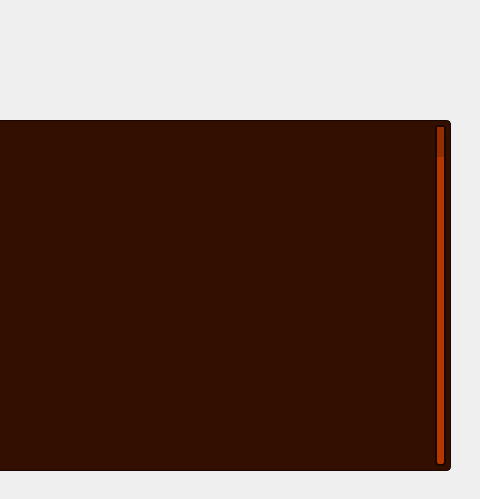
Qt form Viste/VistaVisualizzaClientiAmministratore.ui (GiacomoPrincipi/CineMax) before a commit; both pictures show x 310 to 790 and y 0 to 499 of the 790 by 499 pixel window.
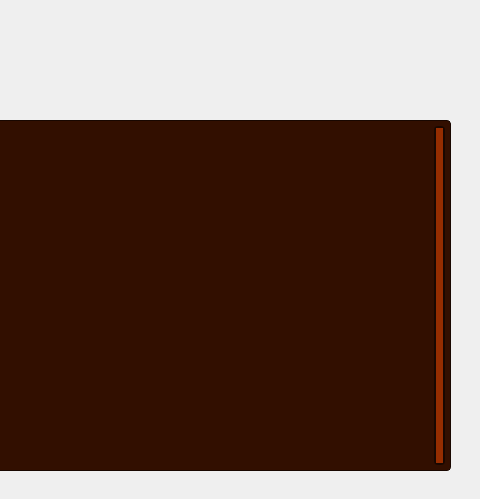
The same form after that commit. Icons and pictures are not drawn. Custom widgets are drawn as their Qt base class.

Patch:
```diff
--- a/Viste/VistaVisualizzaClientiAmministratore.ui
+++ b/Viste/VistaVisualizzaClientiAmministratore.ui
@@ -88,71 +88,6 @@
     <bool>true</bool>
    </property>
   </widget>
-  <widget class="QListView" name="listViewClienti">
-   <property name="geometry">
-    <rect>
-     <x>30</x>
-     <y>120</y>
-     <width>731</width>
-     <height>351</height>
-    </rect>
-   </property>
-   <property name="styleSheet">
-    <string notr="true">QListView {
-        background-color: #320F00;
-    color: #962D00;
-    border: 1px solid #190700;
-    border-radius: 4px;
-        font-size: 11px;
-}
-
-QListView::item:selected {
-    background-color: #C83200;
-    color: #FF3C00;
-}
-
-QListView::item:hover {
-    background-color: #C83200;
-}</string>
-   </property>
-  </widget>
-  <widget class="QScrollBar" name="verticalScrollBarClienti">
-   <property name="geometry">
-    <rect>
-     <x>740</x>
-     <y>120</y>
-     <width>21</width>
-     <height>351</height>
-    </rect>
-   </property>
-   <property name="styleSheet">
-    <string notr="true">QScrollBar:vertical {
-        background: #B43700;
-        border: 2px solid #190700;
-    border-radius: 4px;
-        width: 15px;
-        margin: 5px;
-}
-
-QScrollBar::handle:vertical {
-        background: #962D00;
-        min-height: 20px;
-    border-radius: 4px;
-}
-
-QScrollBar::handle:vertical:hover {
-        background: #C83200;
-}
-
-QScrollBar::add-line:vertical, QScrollBar::sub-line:vertical {
-        background: none;
-        border: none;
-            }</string>
-   </property>
-   <property name="orientation">
-    <enum>Qt::Orientation::Vertical</enum>
-   </property>
-  </widget>
   <widget class="QLabel" name="labelBarra">
    <property name="geometry">
     <rect>
@@ -176,6 +111,119 @@
     <string/>
    </property>
   </widget>
+  <widget class="QTableView" name="tableViewClienti">
+   <property name="geometry">
+    <rect>
+     <x>30</x>
+     <y>120</y>
+     <width>731</width>
+     <height>351</height>
+    </rect>
+   </property>
+   <property name="styleSheet">
+    <string notr="true">QTableView {
+    background-color: #320F00;
+    color: #962D00;
+    border: 1px solid #190700;
+    border-radius: 4px;
+	font-size: 11px;
+}
+
+QTableView:focus {
+    outline: none;
+}
+
+QHeaderView::section {
+    background-color: #5A1A00;
+    color: #C83C00;
+    border: 1px solid #3B0E00;
+	border-left: none;
+    border-right: none;
+	text-align: left;
+    padding: 3px;
+}
+
+QTableView::item {
+	border: 1px solid #190700;
+    border-left: none;
+    border-right: none;
+	border-bottom: none;
+}
+
+QTableView::item:selected {
+    background-color: #C83200;
+    color: #FF3C00;
+}
+
+QTableView QScrollBar:vertical {
+	background: #B43700;
+	border: 2px solid #190700;
+    border-radius: 4px;
+    width: 21px;
+    margin: 5px;
+}
+
+QTableView QScrollBar::handle:vertical {
+	background: #962D00;
+    min-height: 20px;
+    border-radius: 4px;
+}
+
+QTableView QScrollBar::handle:vertical:hover {
+    background: #C83200;
+}
+
+QTableView QScrollBar::add-line:vertical, QScrollBar::sub-line:vertical {
+	background: none;
+    border: none;
+}</string>
+   </property>
+   <property name="verticalScrollBarPolicy">
+    <enum>Qt::ScrollBarPolicy::ScrollBarAlwaysOn</enum>
+   </property>
+   <property name="horizontalScrollBarPolicy">
+    <enum>Qt::ScrollBarPolicy::ScrollBarAlwaysOff</enum>
+   </property>
+   <property name="sizeAdjustPolicy">
+    <enum>QAbstractScrollArea::SizeAdjustPolicy::AdjustToContents</enum>
+   </property>
+   <property name="tabKeyNavigation">
+    <bool>false</bool>
+   </property>
+   <property name="showDropIndicator" stdset="0">
+    <bool>false</bool>
+   </property>
+   <property name="dragDropOverwriteMode">
+    <bool>false</bool>
+   </property>
+   <property name="selectionMode">
+    <enum>QAbstractItemView::SelectionMode::SingleSelection</enum>
+   </property>
+   <property name="selectionBehavior">
+    <enum>QAbstractItemView::SelectionBehavior::SelectRows</enum>
+   </property>
+   <property name="showGrid">
+    <bool>false</bool>
+   </property>
+   <property name="cornerButtonEnabled">
+    <bool>false</bool>
+   </property>
+   <attribute name="horizontalHeaderHighlightSections">
+    <bool>false</bool>
+   </attribute>
+   <attribute name="verticalHeaderVisible">
+    <bool>false</bool>
+   </attribute>
+   <attribute name="verticalHeaderMinimumSectionSize">
+    <number>25</number>
+   </attribute>
+   <attribute name="verticalHeaderDefaultSectionSize">
+    <number>25</number>
+   </attribute>
+   <attribute name="verticalHeaderHighlightSections">
+    <bool>false</bool>
+   </attribute>
+  </widget>
   <zorder>labelBarra</zorder>
   <zorder>Sfondo</zorder>
   <zorder>labelTitolo</zorder>
@@ -183,6 +231,13 @@
   <zorder>listViewClienti</zorder>
   <zorder>verticalScrollBarClienti</zorder>
  </widget>
+ <customwidgets>
+  <customwidget>
+   <class>ClickableLabel</class>
+   <extends>QLabel</extends>
+   <header>clickablelabel.h</header>
+  </customwidget>
+ </customwidgets>
  <resources/>
  <connections/>
 </ui>
```
Left out of the diff: 7 changed lines with no effect on the pictures.
